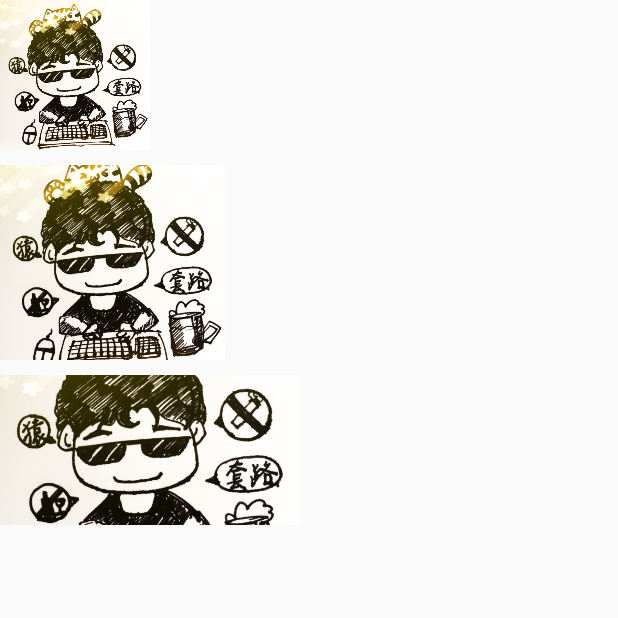
After one commit to tedyuen/CustomViewTest, an Android app: the ProportionImageViewActivity screen opened directly, with no data from a screen before it, on a phone screen of 412 x 824 dp, the top half of it. The commit adds this screen. Run offline under Robolectric (Android 15) with nearby library versions, the phone set to English and light mode, and no system bars.

Commit message:
Add ProportionImageView demo.

```diff
--- a/app/src/main/AndroidManifest.xml
+++ b/app/src/main/AndroidManifest.xml
@@ -21,6 +21,7 @@
         <activity android:name=".demo.CountViewActivity" android:label="自绘:计数" android:theme="@style/AppTheme.NoActionBar"></activity>
         <activity android:name=".demo.TitleViewActivity" android:label="组合:标题栏" android:theme="@style/AppTheme.NoActionBar"></activity>
         <activity android:name=".demo.MyListViewActivity" android:label="继承:列表删除" android:theme="@style/AppTheme.NoActionBar"></activity>
+        <activity android:name=".demo.ProportionImageViewActivity" android:label="继承:比例图片" android:theme="@style/AppTheme.NoActionBar"></activity>
     </application>
 
 </manifest>
--- /dev/null
+++ b/app/src/main/java/com/tedyuen/customviewtest/demo/ProportionImageViewActivity.java
@@ -0,0 +1,20 @@
+package com.tedyuen.customviewtest.demo;
+
+import android.os.Bundle;
+import android.support.v7.app.AppCompatActivity;
+
+import com.tedyuen.customviewtest.R;
+import com.tedyuen.customviewtest.view.TitleView;
+
+/**
+ * Created by tedyuen on 16-8-25.
+ */
+public class ProportionImageViewActivity extends AppCompatActivity {
+
+    @Override
+    protected void onCreate(Bundle savedInstanceState) {
+        super.onCreate(savedInstanceState);
+        setContentView(R.layout.activity_proportion_view);
+
+    }
+}
--- /dev/null
+++ b/app/src/main/java/com/tedyuen/customviewtest/view/ProportionImageView.java
@@ -0,0 +1,39 @@
+package com.tedyuen.customviewtest.view;
+
+import android.content.Context;
+import android.content.res.TypedArray;
+import android.util.AttributeSet;
+import android.widget.ImageView;
+
+import com.tedyuen.customviewtest.R;
+
+/**
+ * Created by tedyuen on 16-8-25.
+ */
+public class ProportionImageView extends ImageView {
+
+    private float proportion = 1f;//默认宽高比
+
+
+    public ProportionImageView(Context context, AttributeSet attrs) {
+        this(context, attrs, 0);
+    }
+
+    public ProportionImageView(Context context, AttributeSet attrs, int defStyleAttr) {
+        super(context, attrs, defStyleAttr);
+        initAttrs(attrs);
+    }
+
+    private void initAttrs(AttributeSet attrs) {
+        if (attrs != null) {
+            TypedArray a = getContext().obtainStyledAttributes(attrs, R.styleable.ProportionImageView);
+            proportion = a.getFloat(R.styleable.ProportionImageView_proportion,proportion);
+        }
+    }
+
+    @Override
+    protected void onMeasure(int widthMeasureSpec, int heightMeasureSpec) {
+        int width = MeasureSpec.getSize(widthMeasureSpec);   //获取ViewGroup宽度
+        setMeasuredDimension(width,(int)(width*proportion));
+    }
+}
--- /dev/null
+++ b/app/src/main/res/layout/activity_proportion_view.xml
@@ -0,0 +1,35 @@
+<?xml version="1.0" encoding="utf-8"?>
+<LinearLayout xmlns:android="http://schemas.android.com/apk/res/android"
+    xmlns:app="http://schemas.android.com/apk/res-auto"
+    android:orientation="vertical" android:layout_width="match_parent"
+    android:layout_height="match_parent">
+
+    <com.tedyuen.customviewtest.view.ProportionImageView
+        android:layout_width="100dp"
+        android:layout_height="wrap_content"
+        android:scaleType="centerCrop"
+        android:layout_marginBottom="10dp"
+        android:src="@mipmap/test_img"
+        />
+
+    <com.tedyuen.customviewtest.view.ProportionImageView
+        android:layout_width="150dp"
+        android:layout_height="wrap_content"
+        android:scaleType="centerCrop"
+        android:layout_marginBottom="10dp"
+        app:proportion="0.87"
+        android:src="@mipmap/test_img"
+        />
+
+    <com.tedyuen.customviewtest.view.ProportionImageView
+        android:layout_width="200dp"
+        android:layout_height="wrap_content"
+        android:scaleType="centerCrop"
+        android:layout_marginBottom="10dp"
+        app:proportion="0.5"
+        android:src="@mipmap/test_img"
+        />
+
+
+
+</LinearLayout>
--- /dev/null
+++ b/app/src/main/res/values/attrs.xml
@@ -0,0 +1,6 @@
+<?xml version="1.0" encoding="utf-8"?>
+<resources>
+    <declare-styleable name="ProportionImageView">
+        <attr name="proportion" format="float" />
+    </declare-styleable>
+</resources>
```
Also changed, not shown: app/src/main/java/com/tedyuen/customviewtest/MainActivityFragment.java (+9 -0 lines), app/src/main/res/layout/fragment_main.xml (+10 -1 lines), app/src/main/res/mipmap-xxxhdpi/test_img.jpg (added).
